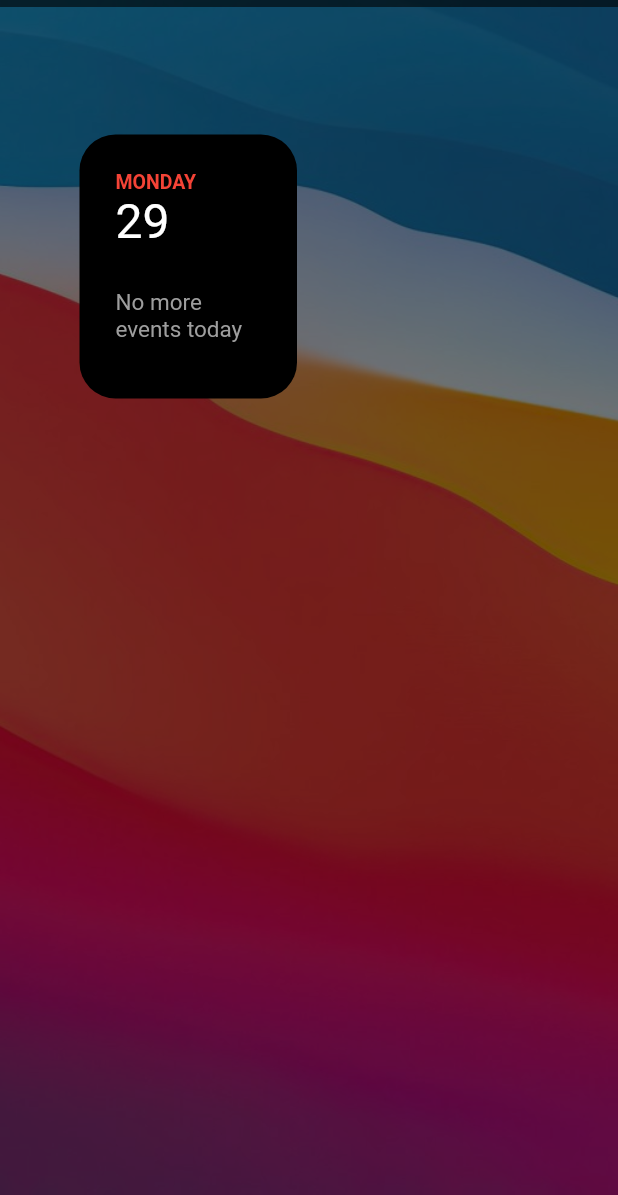
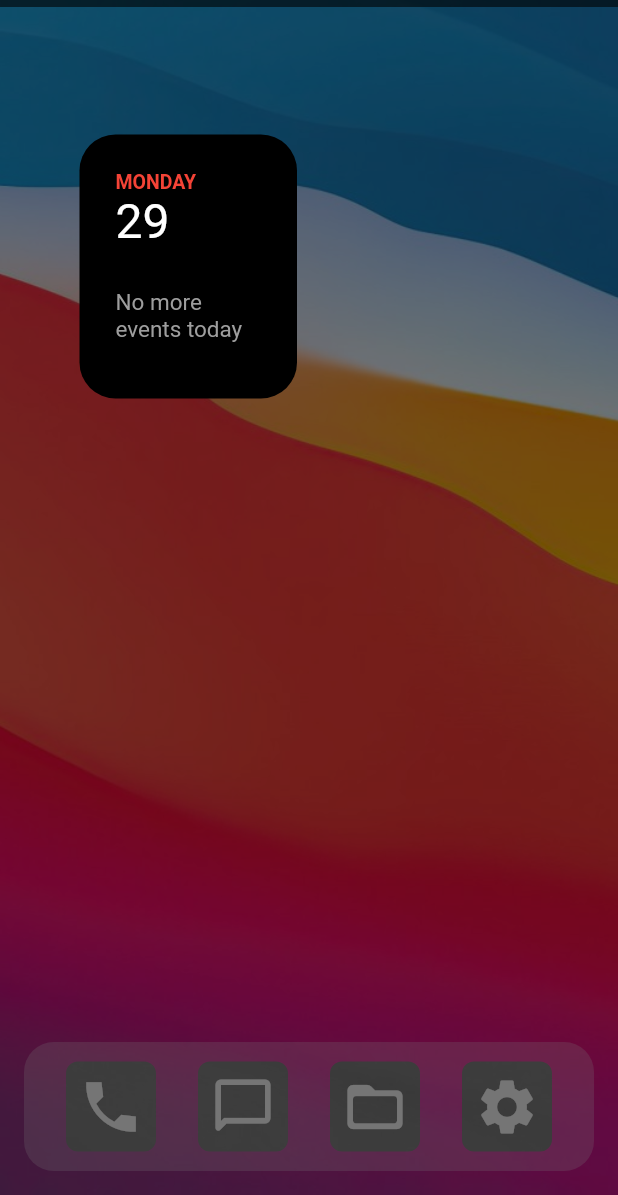
Before and after one commit to eaceto/rpi-launcher, a Flutter app: the screen it shows after launch, with the side drawer open, on a phone screen of 412 x 824 dp, the part 41-1236 px from its top. Run offline on Flutter 3.47's test engine with Material 2 defaults, Android fonts, the phone set to English and light mode, and no system bars; drawn by our look-alikes of waterfall_flow.

Commit message:
Add empty dock

```diff
--- a/lib/main.dart
+++ b/lib/main.dart
@@ -27,7 +27,7 @@ class SpringBoardApp extends StatelessWidget {
         ),
         debugShowCheckedModeBanner: false,
         debugShowMaterialGrid: false,
-        themeMode: ThemeMode.light,
+        themeMode: ThemeMode.dark,
         initialRoute: Routes.initialScreen(),
         routes: Routes.routes());
   }
--- a/lib/screens/home/home.dart
+++ b/lib/screens/home/home.dart
@@ -1,3 +1,4 @@
+import 'package:eaceto_rpi_springboard/widgets/home/dock/dock.dart';
 import 'package:eaceto_rpi_springboard/widgets/home/status_bar/status_bar.dart';
 import 'package:eaceto_rpi_springboard/widgets/home/today/today.dart';
 import 'package:flutter/material.dart';
@@ -53,6 +54,10 @@ class HomeState extends State {
             crossAxisAlignment: CrossAxisAlignment.start,
             children: <Widget>[
               SpringBoardStatusBarWidget(),
+
+              Spacer(),
+
+              SpringBoardDockWidget()
             ],
           ),
         ),
--- /dev/null
+++ b/lib/widgets/home/dock/dock.dart
@@ -0,0 +1,110 @@
+import 'package:flutter/material.dart';
+
+class SpringBoardDockWidget extends StatefulWidget {
+  @override
+  _SpringBoardDockWidgetState createState() => _SpringBoardDockWidgetState();
+}
+
+class _SpringBoardDockWidgetState extends State<SpringBoardDockWidget> {
+  @override
+  Widget build(BuildContext context) {
+    return Padding(
+      padding: EdgeInsets.all(16.0),
+      child: ConstrainedBox(
+        constraints: new BoxConstraints(
+          minHeight: 86.0,
+          maxHeight: 86.0,
+        ),
+        child: Container(
+          decoration: BoxDecoration(
+              borderRadius: BorderRadius.all(Radius.circular(20)),
+              backgroundBlendMode: BlendMode.hardLight,
+              color: Colors.grey),
+          child: Container(
+            child: Row(
+              mainAxisAlignment: MainAxisAlignment.start,
+              crossAxisAlignment: CrossAxisAlignment.center,
+              children: [
+
+                Spacer(),
+
+
+                DockAppIconWidget(
+                    icon: Icon(Icons.call_sharp),
+                    onPressed: () => {
+
+                    }
+                ),
+
+                Spacer(),
+
+
+                DockAppIconWidget(
+                    icon: Icon(Icons.messenger_outline_rounded),
+                    onPressed: () => {
+
+                    }
+                ),
+
+                Spacer(),
+
+                DockAppIconWidget(
+                    icon: Icon(Icons.folder_open_rounded),
+                    onPressed: () => {
+
+                    }
+                ),
+
+                Spacer(),
+
+                DockAppIconWidget(
+                    icon: Icon(Icons.settings),
+                    onPressed: () => {
+
+                    }
+                ),
+
+                Spacer(),
+
+              ],
+            ),
+          ),
+        ),
+      ),
+    );
+  }
+}
+
+class DockAppIconWidget extends StatelessWidget {
+
+  DockAppIconWidget({
+    Key? key,
+    required this.icon,
+    required this.onPressed
+  }) : super(key: key);
+
+  final Icon icon;
+  final Map Function() onPressed;
+
+  @override
+  Widget build(BuildContext context) {
+    return ConstrainedBox(
+      constraints: new BoxConstraints(
+        minHeight: 60.0,
+        maxHeight: 60.0,
+      ),
+      child: Container(
+        decoration: BoxDecoration(
+            borderRadius: BorderRadius.all(Radius.circular(8)),
+            backgroundBlendMode: BlendMode.color,
+            color: Colors.black),
+        child: Container(
+          child: IconButton(
+              iconSize: 44.0,
+              icon: this.icon,
+              onPressed: this.onPressed),
+        ),
+      ),
+    );
+  }
+}
--- a/lib/widgets/home/today/clock/today_clock.dart
+++ b/lib/widgets/home/today/clock/today_clock.dart
@@ -10,7 +10,6 @@ class SpringBoardTodayClockWidget extends StatefulWidget {
 class _SpringBoardTodayClockWidgetState
     extends State<SpringBoardTodayClockWidget> {
   @override
-
   Widget build(BuildContext context) {
     return ConstrainedBox(
       constraints: new BoxConstraints(
@@ -58,7 +57,8 @@ class _SpringBoardTodayClockWidgetState
             ],
           ),
         ),
-    ),);
+      ),
+    );
   }
 
   /*
```
Also changed, not shown: lib/widgets/home/today/today.dart (+2 -6 lines). Lines whose indentation alone changed are shown as unchanged.
